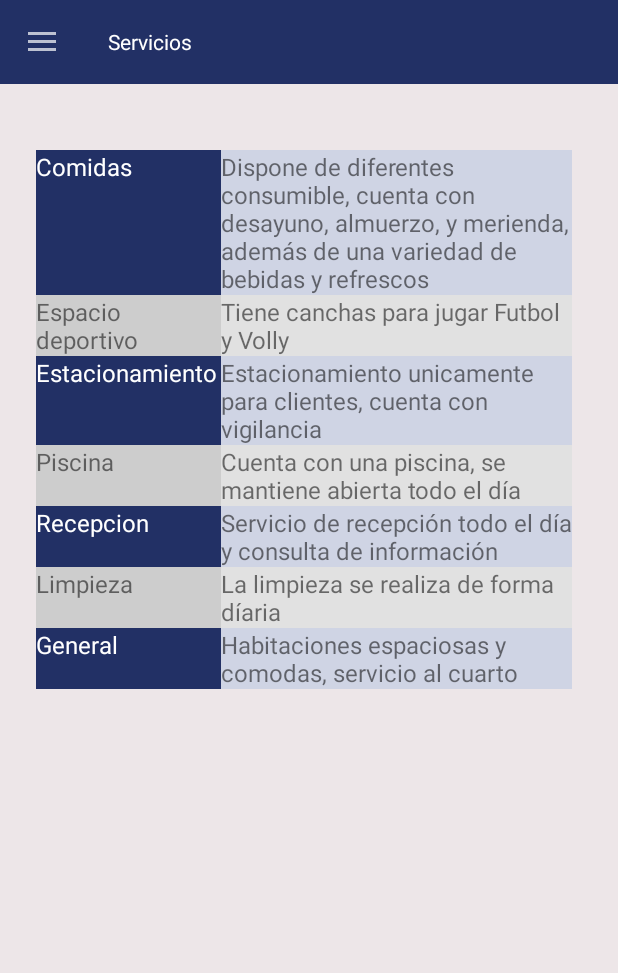
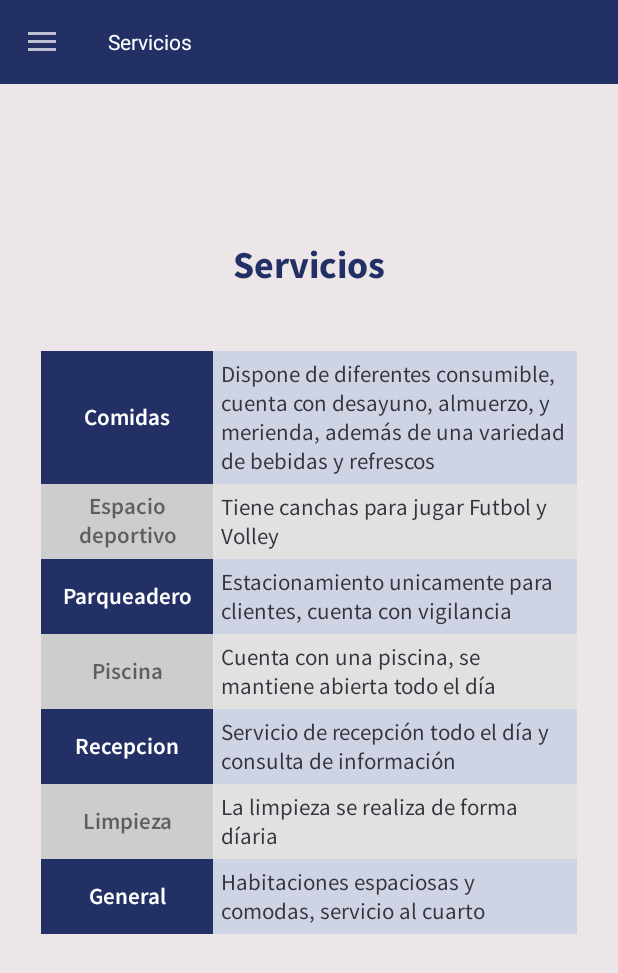
Before and after one commit to FaustoCCR/ruta-del-valle-mobile, an Android app: the NavigationDrawer screen opened directly, with no data from a screen before it, in the side drawer, after a tap on "Servicios", on a phone screen of 412 x 824 dp. Shown: the top 973 px of the screen. Run offline under Robolectric (Android 15) with nearby library versions, the phone set to English and light mode, and no system bars.

Commit message:
Cambios al Diseño FragmentService

```diff
--- a/app/src/main/java/com/ruta_del_valle/app_hosteria/NavigationDrawer.java
+++ b/app/src/main/java/com/ruta_del_valle/app_hosteria/NavigationDrawer.java
@@ -6,6 +6,7 @@ import androidx.appcompat.app.AppCompatActivity;
 import androidx.appcompat.widget.Toolbar;
 import androidx.core.view.GravityCompat;
 import androidx.drawerlayout.widget.DrawerLayout;
+import androidx.fragment.app.Fragment;
 import androidx.fragment.app.FragmentManager;
 import androidx.fragment.app.FragmentTransaction;
 
@@ -28,6 +29,9 @@ public class NavigationDrawer extends AppCompatActivity implements NavigationVie
     FragmentManager fragmentManager;
     FragmentTransaction fragmentTransaction;
 
+    //Fragments creados
+    Fragment fragmentPrincipal, fragmentServicio;
+
     @Override
     protected void onCreate(Bundle savedInstanceState) {
         super.onCreate(savedInstanceState);
@@ -46,15 +50,15 @@ public class NavigationDrawer extends AppCompatActivity implements NavigationVie
         actionBarDrawerToggle.setDrawerIndicatorEnabled(true);
         actionBarDrawerToggle.syncState();
 
+        //instanciamos los fragments con sus Clases
+        fragmentPrincipal = new MainFragment();
+        fragmentServicio = new ServiceFragment();
+
         //cargar fragment principal
         fragmentManager = getSupportFragmentManager();
         fragmentTransaction = fragmentManager.beginTransaction();
-        fragmentTransaction.add(R.id.container, new MainFragment());
+        fragmentTransaction.add(R.id.container, fragmentPrincipal);
         fragmentTransaction.commit();
-        setTitle("Home");
-
-
-
 
         //titulo del toolbar
         setTitle("Home");
@@ -70,24 +74,27 @@ public class NavigationDrawer extends AppCompatActivity implements NavigationVie
         una vez que una de sus opciones sea seleccionada*/
         drawerLayout.closeDrawer(GravityCompat.START);
 
+        fragmentTransaction = getSupportFragmentManager().beginTransaction();
+
         switch (item.getItemId()) {
 
             case R.id.home:
                 //cargar fragment principal
-                fragmentManager = getSupportFragmentManager();
-                fragmentTransaction = fragmentManager.beginTransaction();
-                fragmentTransaction.replace(R.id.container, new MainFragment());
-                fragmentTransaction.commit();
+                //fragmentManager = getSupportFragmentManager();
+                //fragmentTransaction = fragmentManager.beginTransaction();
+                fragmentTransaction.replace(R.id.container, fragmentPrincipal);
+                //fragmentTransaction.commit();
                 break;
-            case R.id.bell:
+            case R.id.info:
                 //cargar fragment servicio
-                fragmentManager = getSupportFragmentManager();
-                fragmentTransaction = fragmentManager.beginTransaction();
-                fragmentTransaction.replace(R.id.container, new ServiceFragment());
-                fragmentTransaction.commit();
+                fragmentTransaction.replace(R.id.container, fragmentServicio);
                 break;
 
         }
+
+        //concretamos la transaccion de los fragments
+        fragmentTransaction.commit();
+
         /*cambiamos el título de acuerdo  los seleccionado*/
         toolbar.setTitle(item.getTitle());
 
--- a/app/src/main/res/layout/activity_main.xml
+++ b/app/src/main/res/layout/activity_main.xml
@@ -41,7 +41,8 @@
             android:text="@string/subititle"
             android:textColor="@color/white"
             android:textAlignment="center"
-            android:fontFamily="@font/source_sans_pro_semibold"/>
+            android:fontFamily="@font/source_sans_pro_semibold"
+            />
     </LinearLayout>
 
     <LinearLayout
--- a/app/src/main/res/layout/fragment_service_activity.xml
+++ b/app/src/main/res/layout/fragment_service_activity.xml
@@ -1,5 +1,5 @@
 <?xml version="1.0" encoding="utf-8"?>
-<FrameLayout xmlns:android="http://schemas.android.com/apk/res/android"
+<androidx.constraintlayout.widget.ConstraintLayout xmlns:android="http://schemas.android.com/apk/res/android"
     xmlns:app="http://schemas.android.com/apk/res-auto"
     xmlns:tools="http://schemas.android.com/tools"
     android:layout_width="match_parent"
@@ -8,11 +8,30 @@
 
     <!-- TODO: Update blank fragment layout -->
 
+    <TextView
+        android:id="@+id/textView22"
+        android:layout_width="match_parent"
+        android:layout_height="wrap_content"
+        android:fontFamily="@font/source_sans_pro_bold"
+        android:text="@string/titleServices"
+        android:textAlignment="center"
+        android:textColor="@color/input"
+        android:textSize="25sp"
+        android:textStyle="bold"
+        app:layout_constraintBottom_toTopOf="@+id/tableLayout"
+        app:layout_constraintEnd_toEndOf="parent"
+        app:layout_constraintHorizontal_bias="0.0"
+        app:layout_constraintStart_toStartOf="parent"
+        app:layout_constraintTop_toTopOf="parent"
+        app:layout_constraintVertical_bias="0.801" />
+
     <TableLayout
+        android:id="@+id/tableLayout"
         android:layout_width="357dp"
-        android:layout_height="542dp"
-        android:layout_marginStart="24dp"
-        android:layout_marginTop="100dp"
+        android:layout_height="wrap_content"
+        android:layout_marginTop="32dp"
+        app:layout_constraintBottom_toBottomOf="parent"
+        app:layout_constraintEnd_toEndOf="parent"
         app:layout_constraintStart_toStartOf="parent"
         app:layout_constraintTop_toTopOf="parent">
 
@@ -26,9 +45,12 @@
                 android:layout_height="match_parent"
                 android:layout_weight="2"
                 android:background="@color/background"
+                android:fontFamily="@font/source_sans_pro_semibold"
+                android:gravity="center"
                 android:text="@string/Comida"
                 android:textColor="@android:color/background_light"
-                android:textSize="16sp" />
+                android:textSize="15sp"
+                />
 
             <TextView
                 android:id="@+id/textView8"
@@ -37,8 +59,11 @@
                 android:layout_weight="40"
                 android:background="#CFD4E4"
                 android:baselineAligned="false"
+                android:fontFamily="@font/source_sans_pro_regular"
+                android:padding="5dp"
                 android:text="@string/ComidasRes"
-                android:textSize="16sp" />
+                android:textSize="15sp"
+                android:textColor="#35343e"/>
         </TableRow>
 
         <TableRow
@@ -48,21 +73,26 @@
             <TextView
                 android:id="@+id/textView11"
                 android:layout_width="wrap_content"
-                android:layout_height="wrap_content"
+                android:layout_height="match_parent"
                 android:layout_weight="2"
                 android:background="#CDCDCD"
+                android:fontFamily="@font/source_sans_pro_semibold"
+                android:gravity="center"
                 android:text="@string/Espacios"
-                android:textSize="16sp" />
+                android:textSize="15sp" />
 
             <TextView
                 android:id="@+id/textView10"
                 android:layout_width="wrap_content"
-                android:layout_height="match_parent"
+                android:layout_height="wrap_content"
                 android:layout_weight="40"
                 android:background="#E1E1E1"
                 android:baselineAligned="false"
+                android:fontFamily="@font/source_sans_pro_regular"
+                android:padding="5dp"
                 android:text="@string/EspaciosRes"
-                android:textSize="16sp" />
+                android:textSize="15sp"
+                android:textColor="#35343e"/>
         </TableRow>
 
         <TableRow
@@ -75,9 +105,13 @@
                 android:layout_height="match_parent"
                 android:layout_weight="2"
                 android:background="@color/background"
+                android:fontFamily="@font/source_sans_pro_semibold"
+                android:gravity="center"
                 android:text="@string/Estacionamiento"
                 android:textColor="@android:color/background_light"
-                android:textSize="16sp" />
+                android:textSize="15sp"
+                android:padding="1dp"
+                />
 
             <TextView
                 android:id="@+id/textView12"
@@ -85,8 +119,11 @@
                 android:layout_height="wrap_content"
                 android:layout_weight="40"
                 android:background="#CFD4E4"
+                android:fontFamily="@font/source_sans_pro_regular"
+                android:padding="5dp"
                 android:text="@string/EstacionamientoRes"
-                android:textSize="16sp" />
+                android:textSize="15sp"
+                android:textColor="#35343e"/>
         </TableRow>
 
         <TableRow
@@ -99,8 +136,10 @@
                 android:layout_height="match_parent"
                 android:layout_weight="2"
                 android:background="#CDCDCD"
+                android:fontFamily="@font/source_sans_pro_semibold"
+                android:gravity="center"
                 android:text="@string/Piscina"
-                android:textSize="16sp" />
+                android:textSize="15sp" />
 
             <TextView
                 android:id="@+id/textView14"
@@ -108,8 +147,11 @@
                 android:layout_height="wrap_content"
                 android:layout_weight="40"
                 android:background="#E1E1E1"
+                android:fontFamily="@font/source_sans_pro_regular"
+                android:padding="5dp"
                 android:text="@string/PiscinaRes"
-                android:textSize="16sp" />
+                android:textSize="15sp"
+                android:textColor="#35343e"/>
         </TableRow>
 
         <TableRow
@@ -122,9 +164,11 @@
                 android:layout_height="match_parent"
                 android:layout_weight="2"
                 android:background="@color/background"
+                android:fontFamily="@font/source_sans_pro_semibold"
+                android:gravity="center"
                 android:text="@string/Recepcion"
                 android:textColor="@android:color/background_light"
-                android:textSize="16sp" />
+                android:textSize="15sp" />
 
             <TextView
                 android:id="@+id/textView16"
@@ -132,8 +176,11 @@
                 android:layout_height="wrap_content"
                 android:layout_weight="40"
                 android:background="#CFD4E4"
+                android:fontFamily="@font/source_sans_pro_regular"
+                android:padding="5dp"
                 android:text="@string/RecepcionRes"
-                android:textSize="16sp" />
+                android:textSize="15sp"
+                android:textColor="#35343e"/>
         </TableRow>
 
         <TableRow
@@ -146,8 +193,10 @@
                 android:layout_height="match_parent"
                 android:layout_weight="2"
                 android:background="#CDCDCD"
+                android:fontFamily="@font/source_sans_pro_semibold"
+                android:gravity="center"
                 android:text="@string/Limpieza"
-                android:textSize="16sp" />
+                android:textSize="15sp" />
 
             <TextView
                 android:id="@+id/textView18"
@@ -155,13 +204,16 @@
                 android:layout_height="wrap_content"
                 android:layout_weight="40"
                 android:background="#E1E1E1"
+                android:fontFamily="@font/source_sans_pro_regular"
+                android:padding="5dp"
                 android:text="@string/LimpiezaRes"
-                android:textSize="16sp" />
+                android:textSize="15sp"
+                android:textColor="#35343e"/>
         </TableRow>
 
         <TableRow
             android:layout_width="match_parent"
-            android:layout_height="match_parent">
+            android:layout_height="wrap_content">
 
             <TextView
                 android:id="@+id/textView21"
@@ -169,9 +221,11 @@
                 android:layout_height="match_parent"
                 android:layout_weight="2"
                 android:background="@color/background"
+                android:fontFamily="@font/source_sans_pro_semibold"
+                android:gravity="center"
                 android:text="@string/General"
                 android:textColor="@android:color/background_light"
-                android:textSize="16sp" />
+                android:textSize="15sp" />
 
             <TextView
                 android:id="@+id/textView20"
@@ -179,9 +233,12 @@
                 android:layout_height="wrap_content"
                 android:layout_weight="40"
                 android:background="#CFD4E4"
+                android:fontFamily="@font/source_sans_pro_regular"
+                android:padding="5dp"
                 android:text="@string/GeneralRes"
-                android:textSize="16sp" />
+                android:textSize="15sp"
+                android:textColor="#35343e"/>
         </TableRow>
     </TableLayout>
 
-</FrameLayout>
+</androidx.constraintlayout.widget.ConstraintLayout>
--- a/app/src/main/res/menu/drawer_menu.xml
+++ b/app/src/main/res/menu/drawer_menu.xml
@@ -10,7 +10,7 @@
                 >
             </item>
             <item
-                android:id="@+id/bell"
+                android:id="@+id/info"
                 android:icon="@drawable/ic_info"
                 android:title="Servicios">
             </item>
--- a/app/src/main/res/values/strings.xml
+++ b/app/src/main/res/values/strings.xml
@@ -32,16 +32,17 @@
     <string name="saludo">Bienvenidos Home</string>
 
     <!-- Services -->
+    <string name="titleServices">Servicios</string>
     <string name="Comida">Comidas</string>
     <string name="Piscina">Piscina</string>
     <string name="Espacios">Espacio deportivo</string>
-    <string name="Estacionamiento">Estacionamiento</string>
+    <string name="Estacionamiento">Parqueadero</string>
     <string name="Recepcion">Recepcion</string>
     <string name="Limpieza">Limpieza</string>
     <string name="General">General</string>
     <string name="ComidasRes">Dispone de diferentes consumible, cuenta con desayuno, almuerzo, y merienda, además de una variedad de bebidas y refrescos</string>
     <string name="PiscinaRes">Cuenta con una piscina, se mantiene abierta todo el día</string>
-    <string name="EspaciosRes">Tiene canchas para jugar Futbol y Volly</string>
+    <string name="EspaciosRes">Tiene canchas para jugar Futbol y Volley</string>
     <string name="EstacionamientoRes">Estacionamiento unicamente para clientes, cuenta con vigilancia</string>
     <string name="RecepcionRes">Servicio de recepción todo el día y consulta de información</string>
     <string name="LimpiezaRes">La limpieza se realiza de forma díaria</string>
```
